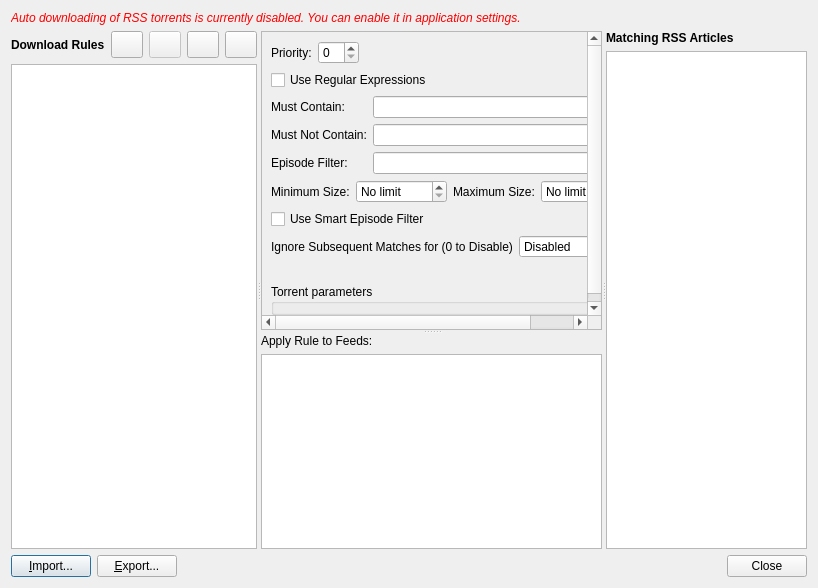
Before: the Qt Designer form src/gui/rss/automatedrssdownloader.ui in cmeans/qBittorrent, drawn with Qt 5.
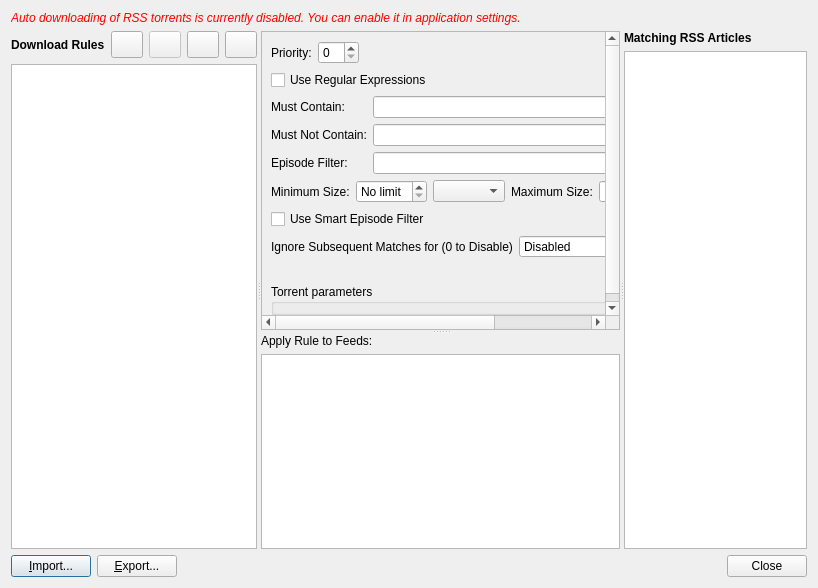
After: the same form once the commit is applied.

Commit message:
Use the search size filter's fields for RSS rule size limits
Both editors now take a value from 0 to 1000 with 2 decimal places and a unit,
B to EiB, as the search size filter does. The Web UI reports an invalid size
with an alert, like the options dialog. In EiB the maximum is 7.99, since
8 EiB doesn't fit in the stored size.

A limit set elsewhere that the fields can't show exactly isn't rounded. The
Web UI refuses to save it, and the desktop editor keeps it unless it's edited.

Diff of the .ui file:
```diff
--- a/src/gui/rss/automatedrssdownloader.ui
+++ b/src/gui/rss/automatedrssdownloader.ui
@@ -267,21 +267,21 @@
             </widget>
            </item>
            <item>
-            <widget class="QSpinBox" name="spinMinSize">
+            <widget class="QDoubleSpinBox" name="spinMinSize">
              <property name="toolTip">
               <string>Applies only to articles whose feed tells the size. Other articles aren't filtered by size.</string>
              </property>
              <property name="specialValueText">
               <string>No limit</string>
              </property>
-             <property name="suffix">
-              <string> MiB</string>
-             </property>
              <property name="maximum">
-              <number>2147483647</number>
+              <double>1000.000000000000000</double>
              </property>
             </widget>
            </item>
+           <item>
+            <widget class="QComboBox" name="comboMinSizeUnit"/>
+           </item>
            <item>
             <widget class="QLabel" name="lblMaxSize">
              <property name="text">
@@ -290,21 +290,21 @@
             </widget>
            </item>
            <item>
-            <widget class="QSpinBox" name="spinMaxSize">
+            <widget class="QDoubleSpinBox" name="spinMaxSize">
              <property name="toolTip">
               <string>Applies only to articles whose feed tells the size. Other articles aren't filtered by size.</string>
              </property>
              <property name="specialValueText">
               <string>No limit</string>
              </property>
-             <property name="suffix">
-              <string> MiB</string>
-             </property>
              <property name="maximum">
-              <number>2147483647</number>
+              <double>1000.000000000000000</double>
              </property>
             </widget>
            </item>
+           <item>
+            <widget class="QComboBox" name="comboMaxSizeUnit"/>
+           </item>
            <item>
             <spacer name="sizeLimitsSpacer">
              <property name="orientation">
```
The commit also changes 2 other files.
